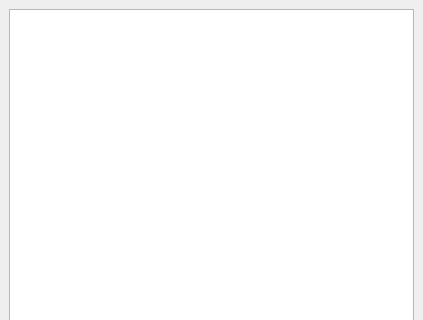
snaress/studio_dev, file tools/mayaTools/util/toolManager/gui/_src/toolManager.ui: the form before one commit; both pictures show x 0 to 423 and y 0 to 320 of the 423 by 600 pixel window.
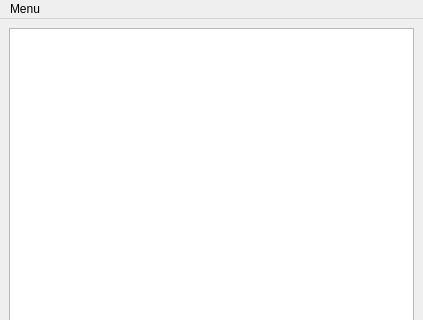
The form after the commit.

Commit message: mayaTools.util.toolManager: Add logLevel in menu

Diff of the .ui file:
```diff
--- a/tools/mayaTools/util/toolManager/gui/_src/toolManager.ui
+++ b/tools/mayaTools/util/toolManager/gui/_src/toolManager.ui
@@ -38,6 +38,33 @@
     </item>
    </layout>
   </widget>
+  <widget class="QMenuBar" name="m_menuBar">
+   <property name="geometry">
+    <rect>
+     <x>0</x>
+     <y>0</y>
+     <width>423</width>
+     <height>21</height>
+    </rect>
+   </property>
+   <widget class="QMenu" name="m_menu">
+    <property name="title">
+     <string>Menu</string>
+    </property>
+    <widget class="QMenu" name="m_logLevel">
+     <property name="title">
+      <string>Log Level</string>
+     </property>
+    </widget>
+    <addaction name="m_logLevel"/>
+   </widget>
+   <addaction name="m_menu"/>
+  </widget>
+  <action name="actionEmpty">
+   <property name="text">
+    <string>empty</string>
+   </property>
+  </action>
  </widget>
  <resources/>
  <connections/>
```
The commit also changes 2 other files.
